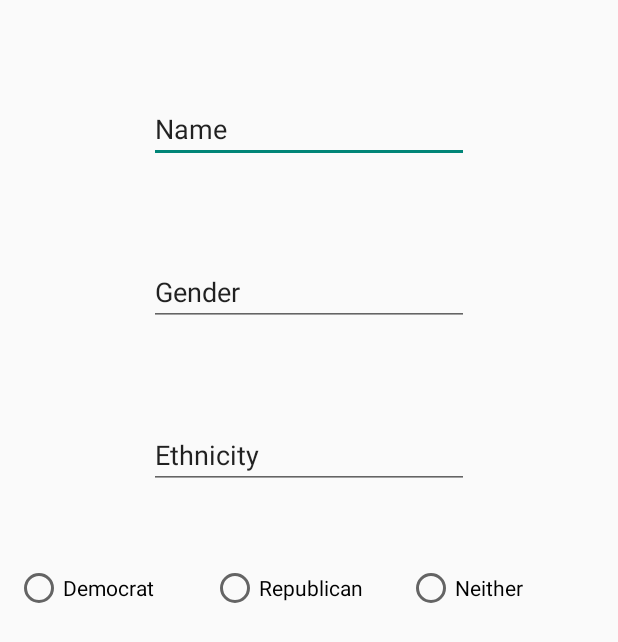
After one commit to JZHeadley/Poli, an Android app: the SetAccountInfoActivity screen opened directly, with no data from a screen before it, on a phone screen of 412 x 824 dp. The commit adds this screen. Shown: the top 642 px of the screen. Run offline under Robolectric (Android 15) with nearby library versions, the phone set to English and light mode, and no system bars.

Commit message:
Added SetAccountInfoActivity

```diff
--- /dev/null
+++ b/app/src/main/java/com/jzheadley/poli/UI/SetAccountInfoActivity.java
@@ -0,0 +1,21 @@
+package com.jzheadley.poli.UI;
+
+import android.os.Bundle;
+import android.support.design.widget.FloatingActionButton;
+import android.support.design.widget.Snackbar;
+import android.support.v7.app.AppCompatActivity;
+import android.support.v7.widget.Toolbar;
+import android.view.View;
+
+import com.jzheadley.poli.R;
+
+public class SetAccountInfoActivity extends AppCompatActivity {
+
+    @Override
+    protected void onCreate(Bundle savedInstanceState) {
+        super.onCreate(savedInstanceState);
+        setContentView(R.layout.activity_set_account_info);
+
+    }
+
+}
--- a/app/src/main/java/com/jzheadley/poli/network/NetComponent.java
+++ b/app/src/main/java/com/jzheadley/poli/network/NetComponent.java
@@ -2,7 +2,7 @@ package com.jzheadley.poli.network;
 
 
 
-import com.jzheadley.poli.MainActivity;
+import com.jzheadley.poli.UI.MainActivity;
 import com.jzheadley.poli.base.AppModule;
 
 import javax.inject.Singleton;
--- /dev/null
+++ b/app/src/main/res/layout/activity_set_account_info.xml
@@ -0,0 +1,68 @@
+<?xml version="1.0" encoding="utf-8"?>
+<android.widget.LinearLayout xmlns:android="http://schemas.android.com/apk/res/android"
+    xmlns:app="http://schemas.android.com/apk/res-auto"
+    xmlns:tools="http://schemas.android.com/tools"
+    android:orientation="vertical"
+    android:layout_width="match_parent"
+    android:layout_height="match_parent"
+    tools:context="com.jzheadley.poli.UI.SetAccountInfoActivity">
+
+
+    <EditText
+        android:id="@+id/editName"
+        android:layout_gravity="center"
+        android:layout_width="wrap_content"
+        android:layout_height="wrap_content"
+        android:layout_alignParentTop="true"
+        android:layout_centerHorizontal="true"
+        android:layout_marginTop="63dp"
+        android:ems="10"
+        android:text="Name"/>
+    <EditText
+        android:layout_gravity="center"
+        android:id="@+id/editGender"
+        android:layout_width="wrap_content"
+        android:layout_height="wrap_content"
+        android:layout_alignParentTop="true"
+        android:layout_centerHorizontal="true"
+        android:layout_marginTop="63dp"
+        android:ems="10"
+        android:text="Gender"/>
+    <EditText
+        android:layout_gravity="center"
+        android:id="@+id/editEthnicity"
+        android:layout_width="wrap_content"
+        android:layout_height="wrap_content"
+        android:layout_alignParentTop="true"
+        android:layout_centerHorizontal="true"
+        android:layout_marginTop="63dp"
+        android:ems="10"
+        android:text="Ethnicity"/>
+
+    <RadioGroup
+        android:layout_marginVertical="50dp"
+        android:layout_marginHorizontal="10dp"
+        android:layout_width="match_parent"
+        android:layout_height="wrap_content"
+        android:orientation="horizontal">
+        <RadioButton
+            android:layout_width="match_parent"
+            android:layout_weight="30"
+            android:layout_height="wrap_content"
+            android:id="@+id/democratRadioButton"
+            android:text="Democrat"/>
+        <RadioButton
+            android:layout_width="match_parent"
+            android:layout_weight="30"
+            android:layout_height="wrap_content"
+            android:id="@+id/republicanRadioButton"
+            android:text="Republican"/>
+        <RadioButton
+            android:layout_width="match_parent"
+            android:layout_weight="30"
+            android:layout_height="wrap_content"
+            android:id="@+id/neitherRadioButton"
+            android:text="Neither"/>
+    </RadioGroup>
+
+</android.widget.LinearLayout>
--- /dev/null
+++ b/app/src/main/res/values/dimens.xml
@@ -0,0 +1,3 @@
+<resources>
+    <dimen name="fab_margin">16dp</dimen>
+</resources>
--- a/app/src/main/res/values/strings.xml
+++ b/app/src/main/res/values/strings.xml
@@ -1,3 +1,4 @@
 <resources>
     <string name="app_name">Poli</string>
+    <string name="title_activity_set_account_info">SetAccountInfoActivity</string>
 </resources>
--- a/app/src/main/res/values/styles.xml
+++ b/app/src/main/res/values/styles.xml
@@ -1,11 +1,3 @@
 <resources>
 
-    <!-- Base application theme. -->
-    <style name="AppTheme" parent="Theme.AppCompat.Light.DarkActionBar">
-        <!-- Customize your theme here. -->
-        <item name="colorPrimary">@color/colorPrimary</item>
-        <item name="colorPrimaryDark">@color/colorPrimaryDark</item>
-        <item name="colorAccent">@color/colorAccent</item>
-    </style>
-
 </resources>
--- a/build.gradle
+++ b/build.gradle
@@ -1,6 +1,7 @@
 // Top-level build file where you can add configuration options common to all sub-projects/modules.
 
 buildscript {
+    ext.kotlin_version = '1.2.30'
 
     repositories {
         google()
@@ -9,6 +10,7 @@ buildscript {
     dependencies {
         classpath 'com.android.tools.build:gradle:3.0.1'
         classpath 'com.google.gms:google-services:3.1.2'
+        classpath "org.jetbrains.kotlin:kotlin-gradle-plugin:$kotlin_version"
 
         // NOTE: Do not place your application dependencies here; they belong
         // in the individual module build.gradle files
```
Also changed, not shown: app/build.gradle (+8 -0 lines), app/src/main/AndroidManifest.xml (+12 -8 lines), app/src/main/java/com/jzheadley/poli/MainActivity.java (deleted, +0 -13 lines), app/src/main/java/com/jzheadley/poli/UI/MainActivity.kt (added, +23 -0 lines), app/src/main/res/layout/activity_main.xml (+24 -8 lines).
